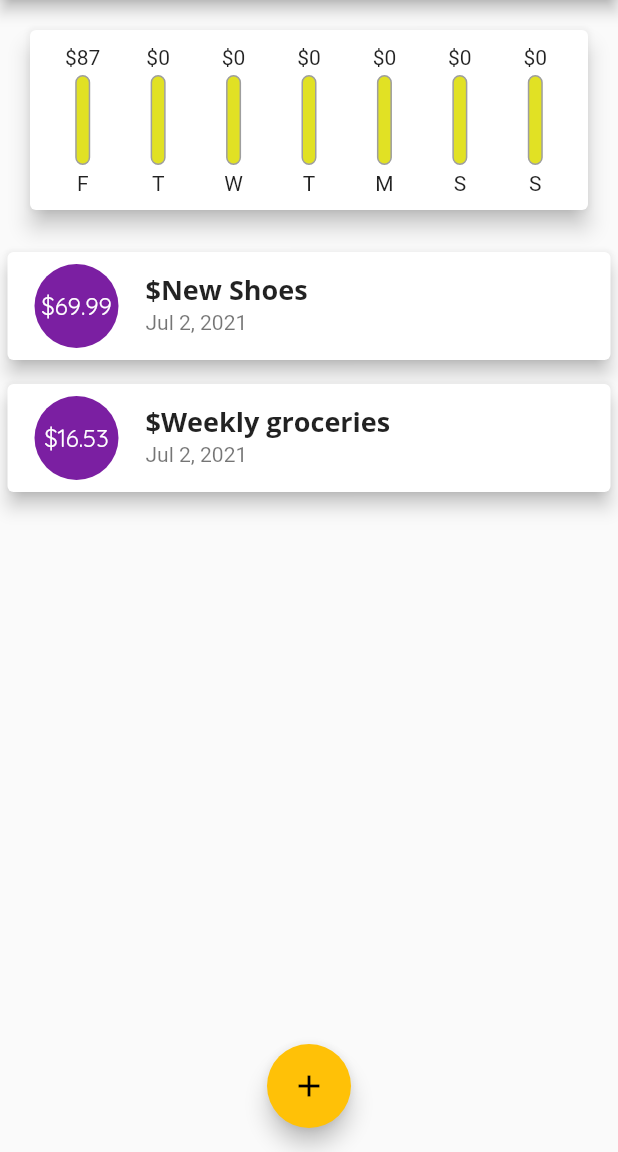
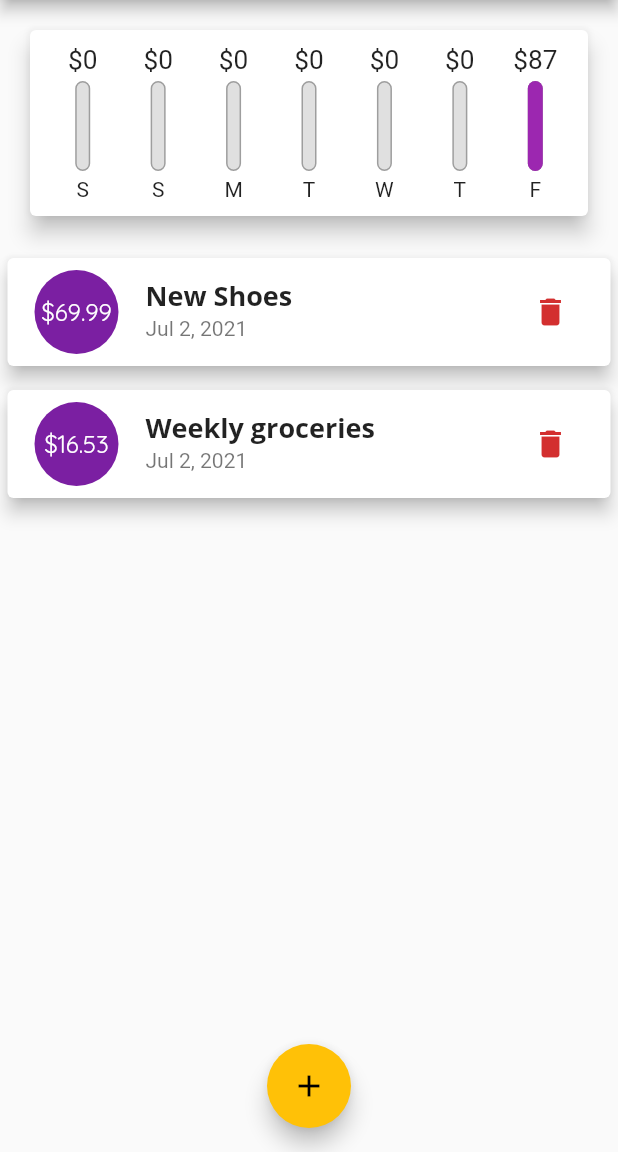
Before and after one commit to thomasviana/presonal-expenses-app, a Flutter app: the screen it shows after launch, on a phone screen of 412 x 824 dp, the part 84-1236 px from its top. Run offline on Flutter 3.47's test engine with Material 2 defaults, Android fonts, the phone set to English and light mode, and no system bars.

```diff
--- a/lib/main.dart
+++ b/lib/main.dart
@@ -31,6 +31,7 @@ class MyApp extends StatelessWidget {
                 fontSize: 18,
                 fontWeight: FontWeight.bold,
               ),
+              button: TextStyle(color: Colors.white),
             ),
         appBarTheme: AppBarTheme(
           textTheme: ThemeData.light().textTheme.copyWith(
@@ -69,11 +70,11 @@ class _MyHomePageState extends State<MyHomePage> {
     )
   ];
 
-  void addTx(String title, double amount) {
+  void addTx(String title, double amount, DateTime chosenDate) {
     final newTx = Transaction(
       title: title,
       amount: amount,
-      date: DateTime.now(),
+      date: chosenDate,
       id: DateTime.now().toString(),
     );
     setState(() {
@@ -99,6 +100,12 @@ class _MyHomePageState extends State<MyHomePage> {
         });
   }
 
+  void _deleteTransaction(String id) {
+    setState(() {
+      _userTransactions.removeWhere((tx) => tx.id == id);
+    });
+  }
+
   @override
   Widget build(BuildContext context) {
     return Scaffold(
@@ -120,7 +127,7 @@ class _MyHomePageState extends State<MyHomePage> {
           mainAxisAlignment: MainAxisAlignment.start,
           children: [
             Chart(_recentTransactions),
-            TransactionList(_userTransactions),
+            TransactionList(_userTransactions, _deleteTransaction),
           ],
         ),
       ),
--- a/lib/widgets/chart.dart
+++ b/lib/widgets/chart.dart
@@ -26,7 +26,7 @@ class Chart extends StatelessWidget {
         'day': DateFormat.E().format(weekDay).substring(0, 1),
         'amount': totalSum,
       };
-    });
+    }).reversed.toList();
   }
 
   get totalSpending {
--- a/lib/widgets/chart_bar.dart
+++ b/lib/widgets/chart_bar.dart
@@ -12,7 +12,12 @@ class ChartBar extends StatelessWidget {
   Widget build(BuildContext context) {
     return Column(
       children: [
-        FittedBox(child: Text('\$${spendigAmount.toStringAsFixed(0)}')),
+        Container(
+          height: 20,
+          child: FittedBox(
+            child: Text('\$${spendigAmount.toStringAsFixed(0)}'),
+          ),
+        ),
         SizedBox(
           height: 4,
         ),
@@ -24,7 +29,7 @@ class ChartBar extends StatelessWidget {
               Container(
                 decoration: BoxDecoration(
                   border: Border.all(color: Colors.grey, width: 1),
-                  color: Color.fromARGB(220, 220, 220, 1),
+                  color: Colors.black12,
                   borderRadius: BorderRadius.circular(20),
                 ),
               ),
--- a/lib/widgets/transaction_list.dart
+++ b/lib/widgets/transaction_list.dart
@@ -4,8 +4,9 @@ import 'package:intl/intl.dart';
 
 class TransactionList extends StatelessWidget {
   late final List<Transaction> transactions;
+  final Function deleteTx;
 
-  TransactionList(this.transactions);
+  TransactionList(this.transactions, this.deleteTx);
 
   @override
   Widget build(BuildContext context) {
@@ -43,11 +44,18 @@ class TransactionList extends StatelessWidget {
                       ),
                     ),
                     title: Text(
-                      '\$${transactions[index].title}',
-                      style: Theme.of(context).textTheme.title,
+                      '${transactions[index].title}',
+                      style: Theme.of(context).textTheme.headline6,
                     ),
                     subtitle: Text(
                       DateFormat.yMMMd().format(transactions[index].date),
+                    ),
+                    trailing: IconButton(
+                      icon: Icon(
+                        Icons.delete,
+                        color: Theme.of(context).errorColor,
+                      ),
+                      onPressed: () => deleteTx(transactions[index].id),
                     ),
                   ),
                 );
```
Also changed, not shown: lib/widgets/new_transaction.dart (+54 -14 lines).
